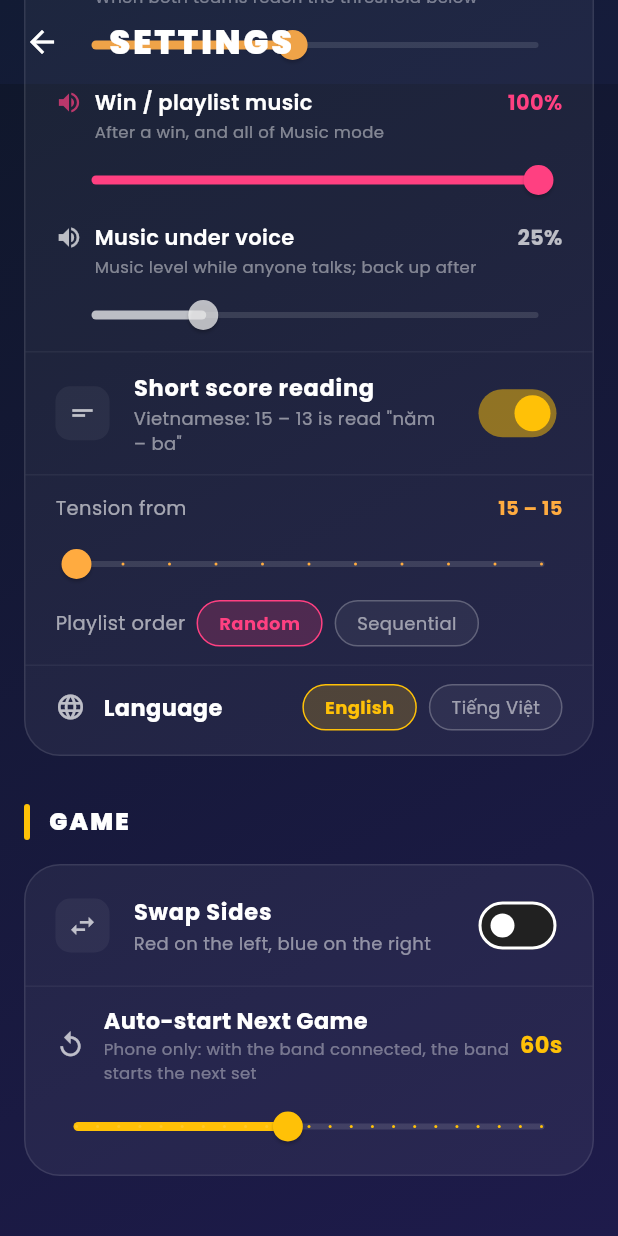
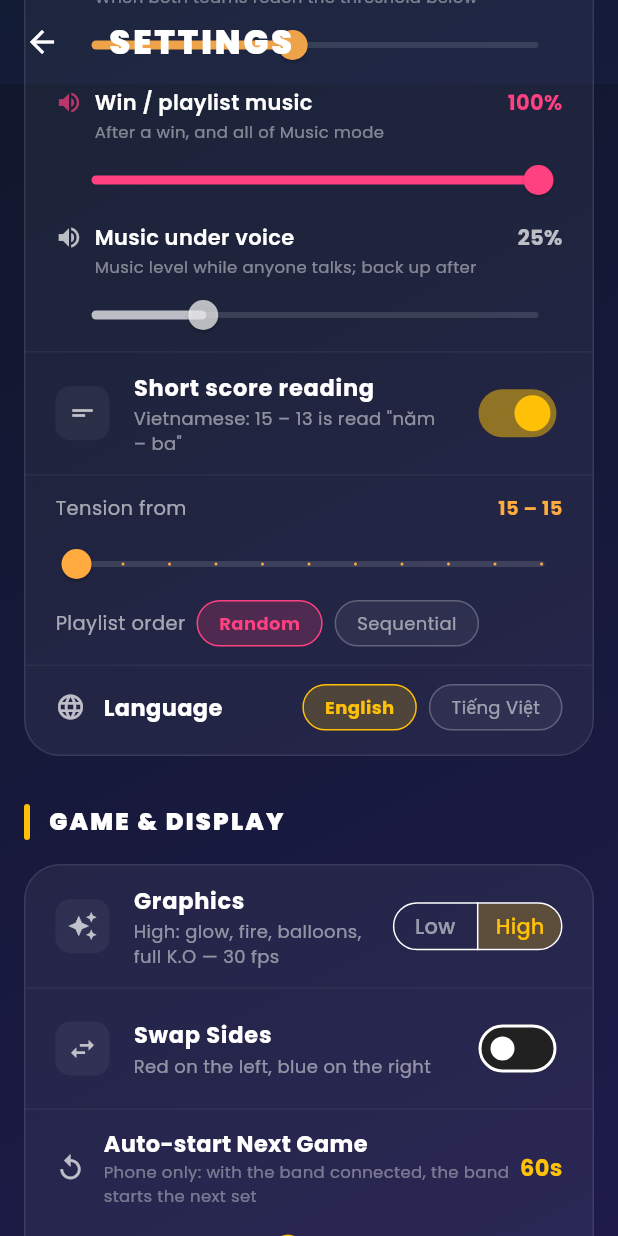
Before and after one commit to jinergenkai/badminton-system, a Flutter app: the SettingsScreen screen opened directly, scrolled down 883 dp, on a phone screen of 412 x 824 dp. Run offline on Flutter 3.47's test engine with Material 3 defaults, Android fonts, the phone set to English and light mode, and no system bars; drawn by our look-alikes of flutter_animate; our stand-ins replace audioplayers, flutter_tts, get, google_fonts, hive, hive_flutter and 2 more; missing offline and left inert: flutter_foreground_task; accounts and stored records are empty.

Commit message:
Graphics setting (High / Low), replacing the K.O effect switch
- FrameClock: a looping phase ticking N times a second, used instead of
  repeating AnimationControllers (which draw at 60/s) for the long-running
  effects: serve strobe, fire, balloons, score breathing.
- High: every effect as before, long-running ones at 30 fps.
- Low: serve side = dividing line, other half dimmed, slow blink (4 s cycle)
  at 10 fps, no blur halo; no fire / balloons / breathing / shimmer; the
  K.O overlay is just the mascot and text popping in.
- The K.O overlay now always shows; how much of it is the graphics level.
  An install that had K.O switched off starts on Low.

Co-Authored-By: Claude Opus 5.5 <noreply@anthropic.com>

```diff
--- a/watch/phone/lib/main.dart
+++ b/watch/phone/lib/main.dart
@@ -8,6 +8,7 @@ import 'services/player_service.dart';
 import 'services/voice_clip_service.dart';
 import 'services/sound_library_service.dart';
 import 'services/phone_controls_service.dart';
+import 'services/display_settings.dart';
 
 void main() async {
   WidgetsFlutterBinding.ensureInitialized();
@@ -18,6 +19,7 @@ void main() async {
   // Registered before any player: every service multiplies its own level by
   // the master volume held here.
   await Get.putAsync(() => AudioSettings().init());
+  await Get.putAsync(() => DisplaySettings().init());
   await Get.putAsync(() => PlayerService().init());
   await Get.putAsync(() => VoiceClipService().init());
   await Get.putAsync(() => SoundLibraryService().init());
--- /dev/null
+++ b/watch/phone/lib/services/display_settings.dart
@@ -0,0 +1,42 @@
+import 'package:get/get.dart';
+import 'package:shared_preferences/shared_preferences.dart';
+
+/// How much the board animates. One switch for every effect, K.O included,
+/// so the same build suits a cheap tablet and a strong phone.
+///
+///   high  every effect: serve strobe with glow, fire and balloons on a
+///         streak, pulsing score, the full K.O overlay (rays, speed lines,
+///         particles, shaking mascot). Long-running effects capped at 30 fps.
+///   low   serve side = the dividing line, the other half dimmed, a slow
+///         blink at 10 fps, no glow. No fire / balloons / pulse. K.O is the
+///         mascot and the text popping in, nothing looping.
+class DisplaySettings extends GetxService {
+  static const high = 'high';
+  static const low = 'low';
+  static const _pref = 'graphics_level';
+
+  final RxString level = high.obs;
+
+  bool get isHigh => level.value == high;
+
+  /// Frame rate of the long-running effects.
+  int get fps => isHigh ? 30 : 10;
+
+  static DisplaySettings? get maybe =>
+      Get.isRegistered<DisplaySettings>() ? Get.find<DisplaySettings>() : null;
+
+  /// Default high; an install that had the K.O effect switched off starts low.
+  Future<DisplaySettings> init() async {
+    final prefs = await SharedPreferences.getInstance();
+    final saved = prefs.getString(_pref);
+    level.value = saved ?? ((prefs.getBool('hype_ko_enabled') ?? true) ? high : low);
+    return this;
+  }
+
+  Future<void> setLevel(String v) async {
+    if (v != high && v != low) return;
+    level.value = v;
+    final prefs = await SharedPreferences.getInstance();
+    await prefs.setString(_pref, v);
+  }
+}
--- a/watch/phone/lib/views/settings_screen.dart
+++ b/watch/phone/lib/views/settings_screen.dart
@@ -5,6 +5,7 @@ import '../services/audio_settings.dart';
 import '../services/tts_service.dart';
 import '../services/sound_check_service.dart';
 import '../services/voice_clip_service.dart';
+import '../services/display_settings.dart';
 import '../features/hype_voice/services/hype_voice_controller.dart';
 import '../controllers/score_controller.dart';
 import 'package:flutter_animate/flutter_animate.dart';
@@ -42,7 +43,7 @@ class SettingsScreen extends StatelessWidget {
             const SizedBox(height: 16),
             _buildSoundCard().animate().fadeIn(delay: 50.ms),
             const SizedBox(height: 32),
-            _sectionHeader('GAME'),
+            _sectionHeader('GAME & DISPLAY'),
             const SizedBox(height: 16),
             _buildGameCard().animate().fadeIn(delay: 150.ms),
           ],
@@ -176,10 +177,6 @@ class SettingsScreen extends StatelessWidget {
                     score.setScoreAnnouncementsEnabled),
                 _toggle('Hype', hype.isEnabled.value, Colors.cyanAccent, (v) {
                   hype.isEnabled.value = v;
-                  hype.savePreferences();
-                }),
-                _toggle('K.O effect', hype.koEffectEnabled.value, Colors.cyanAccent, (v) {
-                  hype.koEffectEnabled.value = v;
                   hype.savePreferences();
                 }),
                 _toggle('Tension', music.tensionMusicEnabled.value, Colors.orangeAccent, (v) {
@@ -396,7 +393,34 @@ class SettingsScreen extends StatelessWidget {
 
   Widget _buildGameCard() {
     final controller = Get.find<ScoreController>();
+    final fx = Get.find<DisplaySettings>();
     return _card([
+      Obx(() {
+        final high = fx.isHigh;
+        return _tile(
+          icon: Icons.auto_awesome,
+          title: 'Graphics',
+          subtitle: high
+              ? 'High: glow, fire, balloons, full K.O — 30 fps'
+              : 'Low: line + dim side + slow blink, light K.O — 10 fps, saves battery',
+          trailing: SegmentedButton<String>(
+            showSelectedIcon: false,
+            style: SegmentedButton.styleFrom(
+              selectedBackgroundColor: Colors.amber.withOpacity(0.25),
+              selectedForegroundColor: Colors.amber,
+              foregroundColor: Colors.white54,
+              visualDensity: VisualDensity.compact,
+            ),
+            segments: const [
+              ButtonSegment(value: DisplaySettings.low, label: Text('Low')),
+              ButtonSegment(value: DisplaySettings.high, label: Text('High')),
+            ],
+            selected: {fx.level.value},
+            onSelectionChanged: (v) => fx.setLevel(v.first),
+          ),
+        );
+      }),
+      _div(),
       Obx(() => _tile(
             icon: Icons.swap_horiz,
             title: 'Swap Sides',
```
Also changed, not shown: watch/phone/lib/features/hype_voice/services/hype_voice_controller.dart (+3 -9 lines), watch/phone/lib/widgets/frame_clock.dart (added, +63 -0 lines), watch/phone/lib/widgets/kill_overlay.dart (+38 -0 lines), watch/phone/lib/widgets/team_card.dart (+76 -64 lines).
